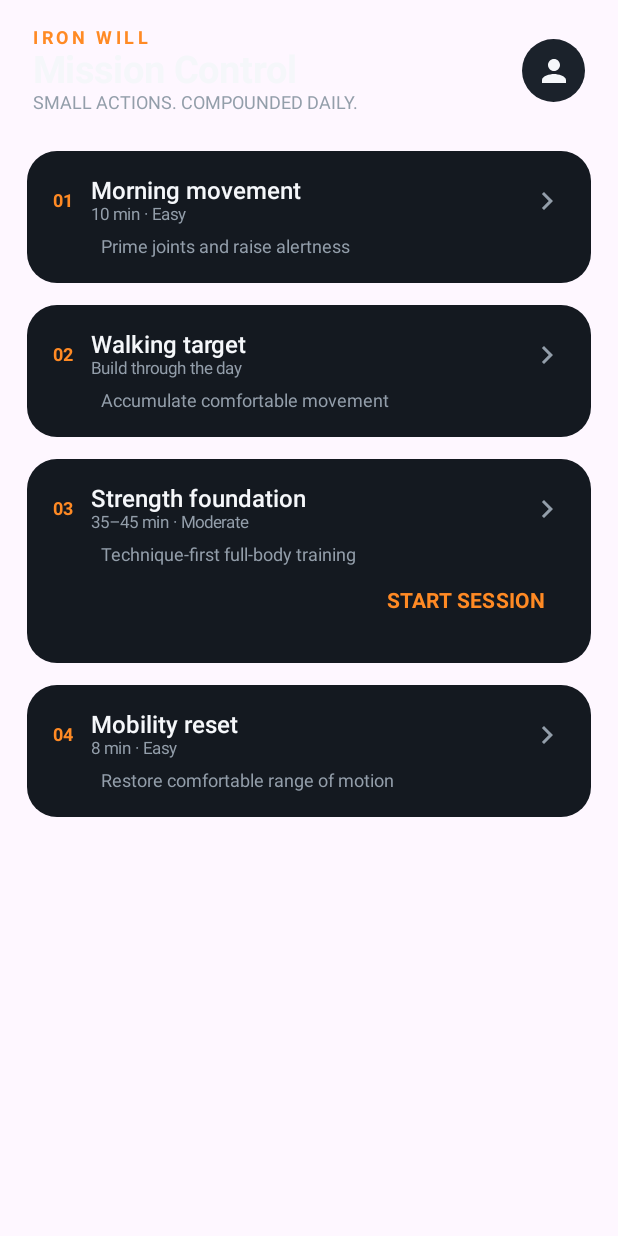
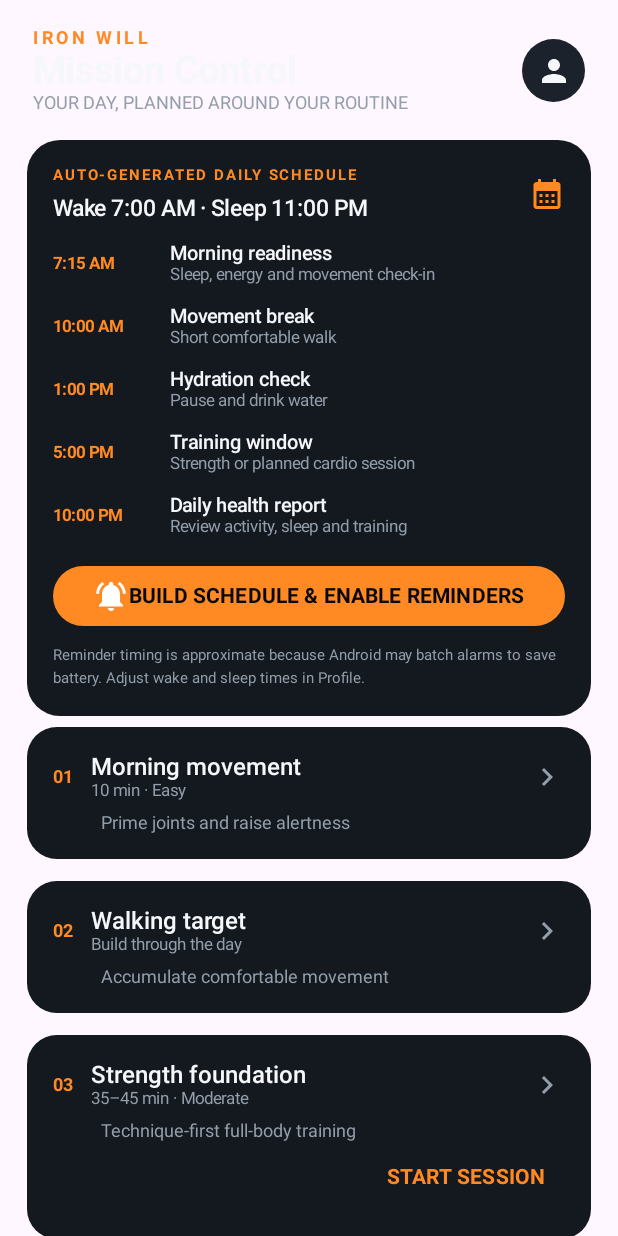
Before and after one commit to PrudhviRaj1695/Workout, an Android app built with Jetpack Compose: the composable MissionsScreen shown on its own in the app's theme, on a phone screen of 412 x 824 dp. Run offline under Robolectric (Android 15) with nearby library versions, the phone set to English and light mode, and no system bars; libraries missing offline, so code that uses them is left out: androidx.health.connect.

Commit message:
Add auto-generated daily schedule and configurable wake/sleep reminders

```diff
--- a/app/src/main/java/com/ironwill/app/MainActivity.kt
+++ b/app/src/main/java/com/ironwill/app/MainActivity.kt
@@ -1,6 +1,10 @@
 package com.ironwill.app
 
 import android.os.Bundle
+import android.Manifest
+import android.app.Activity
+import android.content.pm.PackageManager
+import android.os.Build
 import android.Manifest
 import android.app.Activity
 import android.content.pm.PackageManager
@@ -32,6 +36,9 @@ import androidx.compose.ui.text.font.FontWeight
 import androidx.compose.ui.text.style.TextAlign
 import androidx.compose.ui.unit.dp
 import androidx.compose.ui.unit.sp
+import androidx.compose.ui.platform.LocalContext
+import androidx.core.app.ActivityCompat
+import androidx.core.content.ContextCompat
 import androidx.compose.ui.platform.LocalContext
 import androidx.core.app.ActivityCompat
 import androidx.core.content.ContextCompat
@@ -228,8 +235,47 @@ private fun Metric(label: String, value: String) {
 
 @Composable
 private fun MissionsScreen(onStart: () -> Unit) {
+    val context = LocalContext.current
+    var wakeHour by remember { mutableIntStateOf(RoutineNotifications.savedWakeHour(context)) }
+    var sleepHour by remember { mutableIntStateOf(RoutineNotifications.savedSleepHour(context)) }
+    fun timeLabel(hour: Int, minute: Int = 0): String {
+        val h = if (hour % 12 == 0) 12 else hour % 12
+        return String.format("%d:%02d %s", h, minute, if (hour < 12) "AM" else "PM")
+    }
+    val schedule = listOf(
+        Triple(timeLabel(wakeHour, 15), "Morning readiness", "Sleep, energy and movement check-in"),
+        Triple(timeLabel((wakeHour + 3) % 24), "Movement break", "Short comfortable walk"),
+        Triple(timeLabel((wakeHour + 6) % 24), "Hydration check", "Pause and drink water"),
+        Triple(timeLabel((sleepHour - 6 + 24) % 24), "Training window", "Strength or planned cardio session"),
+        Triple(timeLabel((sleepHour - 1 + 24) % 24), "Daily health report", "Review activity, sleep and training")
+    )
     LazyColumn(Modifier.fillMaxSize(), contentPadding = PaddingValues(bottom = 24.dp)) {
-        item { Header("Mission Control", "SMALL ACTIONS. COMPOUNDED DAILY.") }
+        item { Header("Mission Control", "YOUR DAY, PLANNED AROUND YOUR ROUTINE") }
+        item {
+            Column(Modifier.padding(horizontal = 18.dp).fillMaxWidth().clip(RoundedCornerShape(22.dp)).background(Panel).padding(17.dp)) {
+                Row(verticalAlignment = Alignment.CenterVertically) {
+                    Column(Modifier.weight(1f)) {
+                        Text("AUTO-GENERATED DAILY SCHEDULE", color = Orange, fontSize = 10.sp, fontWeight = FontWeight.Bold, letterSpacing = 1.3.sp)
+                        Text("Wake ${timeLabel(wakeHour)} · Sleep ${timeLabel(sleepHour)}", color = White, fontSize = 15.sp, fontWeight = FontWeight.SemiBold, modifier = Modifier.padding(top = 7.dp))
+                    }
+                    Icon(Icons.Default.CalendarMonth, tint = Orange, contentDescription = "Daily schedule")
+                }
+                schedule.forEach { item ->
+                    Row(Modifier.fillMaxWidth().padding(top = 14.dp), verticalAlignment = Alignment.CenterVertically) {
+                        Text(item.first, color = Orange, fontSize = 11.sp, fontWeight = FontWeight.Bold, modifier = Modifier.width(78.dp))
+                        Column {
+                            Text(item.second, color = White, fontSize = 13.sp, fontWeight = FontWeight.SemiBold)
+                            Text(item.third, color = Muted, fontSize = 11.sp)
+                        }
+                    }
+                }
+                Button(onClick = { RoutineNotifications.scheduleDaily(context, wakeHour, sleepHour) }, modifier = Modifier.fillMaxWidth().padding(top = 16.dp), colors = ButtonDefaults.buttonColors(containerColor = Orange)) {
+                    Icon(Icons.Default.NotificationsActive, contentDescription = null)
+                    Text("BUILD SCHEDULE & ENABLE REMINDERS", color = Bg, fontWeight = FontWeight.Bold)
+                }
+                Text("Reminder timing is approximate because Android may batch alarms to save battery. Adjust wake and sleep times in Profile.", color = Muted, fontSize = 10.sp, lineHeight = 15.sp, modifier = Modifier.padding(top = 8.dp))
+            }
+        }
         val missions = listOf(
             Triple("Morning movement", "10 min · Easy", "Prime joints and raise alertness"),
             Triple("Walking target", "Build through the day", "Accumulate comfortable movement"),
@@ -321,12 +367,18 @@ private fun InsightsScreen() {
 private fun ProfileScreen(language: String, onLanguage: (String) -> Unit) {
     val context = LocalContext.current
     val notificationsOn = remember { mutableStateOf(RoutineNotifications.isEnabled(context)) }
+    var wakeHour by remember { mutableIntStateOf(RoutineNotifications.savedWakeHour(context)) }
+    var sleepHour by remember { mutableIntStateOf(RoutineNotifications.savedSleepHour(context)) }
+    fun hourLabel(hour: Int): String {
+        val h = if (hour % 12 == 0) 12 else hour % 12
+        return String.format("%d:00 %s", h, if (hour < 12) "AM" else "PM")
+    }
     LazyColumn(Modifier.fillMaxSize()) {
         item { Header("System Profile", "ROUTINE, NOTIFICATIONS & DATA SOURCES") }
         item {
             Column(Modifier.padding(18.dp).fillMaxWidth().clip(RoundedCornerShape(22.dp)).background(Panel).padding(18.dp)) {
                 Text("DAILY NOTIFICATIONS", color = Orange, fontSize = 11.sp, fontWeight = FontWeight.Bold, letterSpacing = 1.5.sp)
-                Text("Morning readiness, movement breaks, hydration, your training window and the daily health report.", color = White, fontSize = 13.sp, lineHeight = 19.sp, modifier = Modifier.padding(top = 10.dp))
+                Text("Morning readiness, movement breaks, hydration, training and the daily health report.", color = White, fontSize = 13.sp, lineHeight = 19.sp, modifier = Modifier.padding(top = 10.dp))
                 Text(if (notificationsOn.value) "DAILY ROUTINE: ACTIVE" else "DAILY ROUTINE: OFF", color = if (notificationsOn.value) Green else Muted, fontSize = 10.sp, fontWeight = FontWeight.Bold, modifier = Modifier.padding(top = 12.dp))
                 Button(
                     onClick = {
@@ -334,7 +386,7 @@ private fun ProfileScreen(language: String, onLanguage: (String) -> Unit) {
                             RoutineNotifications.cancelAll(context)
                             notificationsOn.value = false
                         } else {
-                            RoutineNotifications.scheduleDaily(context)
+                            RoutineNotifications.scheduleDaily(context, wakeHour, sleepHour)
                             notificationsOn.value = true
                             if (Build.VERSION.SDK_INT >= 33 && ContextCompat.checkSelfPermission(context, Manifest.permission.POST_NOTIFICATIONS) != PackageManager.PERMISSION_GRANTED) {
                                 (context as? Activity)?.let { ActivityCompat.requestPermissions(it, arrayOf(Manifest.permission.POST_NOTIFICATIONS), 9101) }
@@ -347,13 +399,24 @@ private fun ProfileScreen(language: String, onLanguage: (String) -> Unit) {
                     Icon(if (notificationsOn.value) Icons.Default.NotificationsOff else Icons.Default.NotificationsActive, contentDescription = null)
                     Text(if (notificationsOn.value) "TURN OFF REMINDERS" else "ENABLE DAILY REMINDERS", color = if (notificationsOn.value) White else Bg, fontWeight = FontWeight.Bold)
                 }
-                Text("Default routine: 7:15 AM readiness · 10:00 AM walk · 1:00 PM hydration · 5:00 PM training · 10:00 PM report. Android battery controls may delay delivery.", color = Muted, fontSize = 11.sp, lineHeight = 17.sp, modifier = Modifier.padding(top = 10.dp))
+                Divider(color = Raised, modifier = Modifier.padding(vertical = 16.dp))
+                Text("WAKE-UP TIME · ${hourLabel(wakeHour)}", color = White, fontSize = 12.sp, fontWeight = FontWeight.SemiBold)
+                Slider(value = wakeHour.toFloat(), onValueChange = { wakeHour = it.toInt() }, valueRange = 5f..10f, steps = 4, colors = SliderDefaults.colors(thumbColor = Orange, activeTrackColor = Orange))
+                Text("BEDTIME · ${hourLabel(sleepHour)}", color = White, fontSize = 12.sp, fontWeight = FontWeight.SemiBold)
+                Slider(value = sleepHour.toFloat(), onValueChange = { sleepHour = it.toInt() }, valueRange = 20f..23f, steps = 2, colors = SliderDefaults.colors(thumbColor = Orange, activeTrackColor = Orange))
+                OutlinedButton(onClick = {
+                    RoutineNotifications.scheduleDaily(context, wakeHour, sleepHour)
+                    notificationsOn.value = true
+                }, modifier = Modifier.fillMaxWidth()) {
+                    Text("SAVE & REBUILD MY DAILY SCHEDULE", color = Orange, fontWeight = FontWeight.Bold)
+                }
+                Text("IRON WILL places reminders around your wake and bedtime. Android may delay inexact alarms to preserve battery.", color = Muted, fontSize = 11.sp, lineHeight = 17.sp, modifier = Modifier.padding(top = 10.dp))
             }
         }
         item {
             Column(Modifier.padding(horizontal = 18.dp).fillMaxWidth().clip(RoundedCornerShape(22.dp)).background(Panel).padding(18.dp)) {
                 Text("HEALTH CONNECT", color = Orange, fontSize = 11.sp, fontWeight = FontWeight.Bold, letterSpacing = 1.5.sp)
-                Text("Open Daily Health Report and connect Health Connect to read real steps, distance, calories, sleep, weight and exercise records.", color = White, fontSize = 13.sp, lineHeight = 19.sp, modifier = Modifier.padding(top = 10.dp))
+                Text("Connect Health Connect from Daily Health Report to read real steps, distance, calories, sleep, weight and exercise records.", color = White, fontSize = 13.sp, lineHeight = 19.sp, modifier = Modifier.padding(top = 10.dp))
             }
         }
         item {
@@ -363,7 +426,7 @@ private fun ProfileScreen(language: String, onLanguage: (String) -> Unit) {
                 listOf("English", "తెలుగు").forEach { lang -> FilterChip(selected = language == lang, onClick = { onLanguage(lang) }, label = { Text(lang) }, modifier = Modifier.padding(end = 8.dp)) }
             }
         }
-        item { Text("IRON WILL · VERSION 1.1.0", color = Muted, fontSize = 10.sp, modifier = Modifier.padding(22.dp)) }
+        item { Text("IRON WILL · VERSION 1.2.0", color = Muted, fontSize = 10.sp, modifier = Modifier.padding(22.dp)) }
     }
 }
 
```
